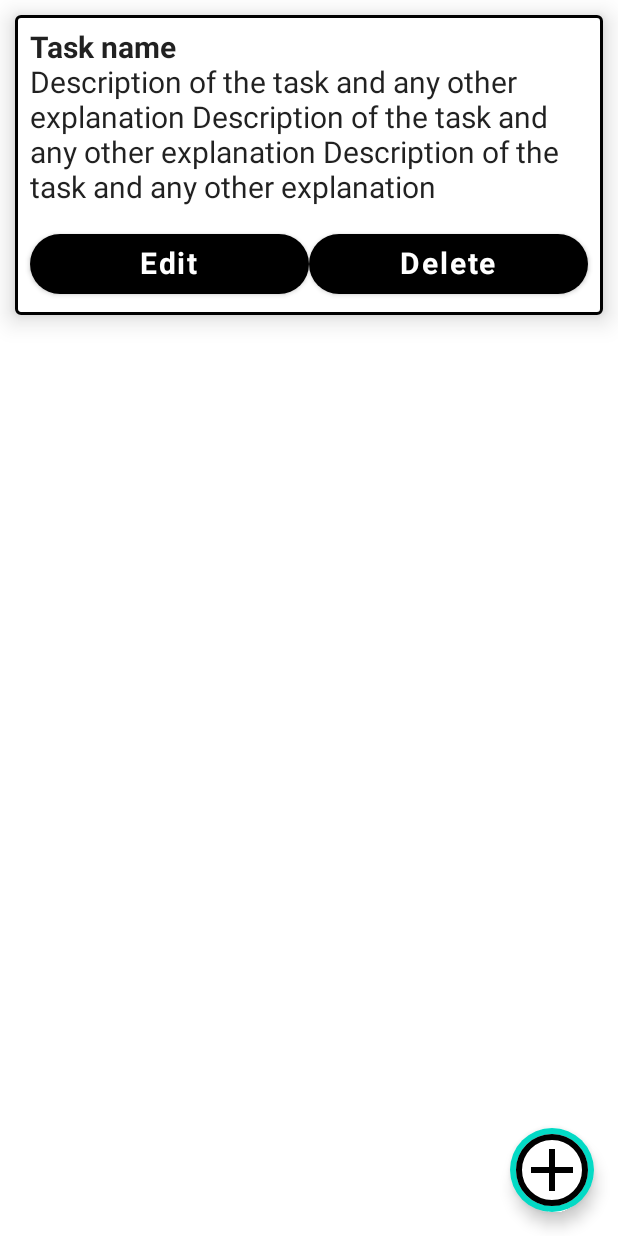
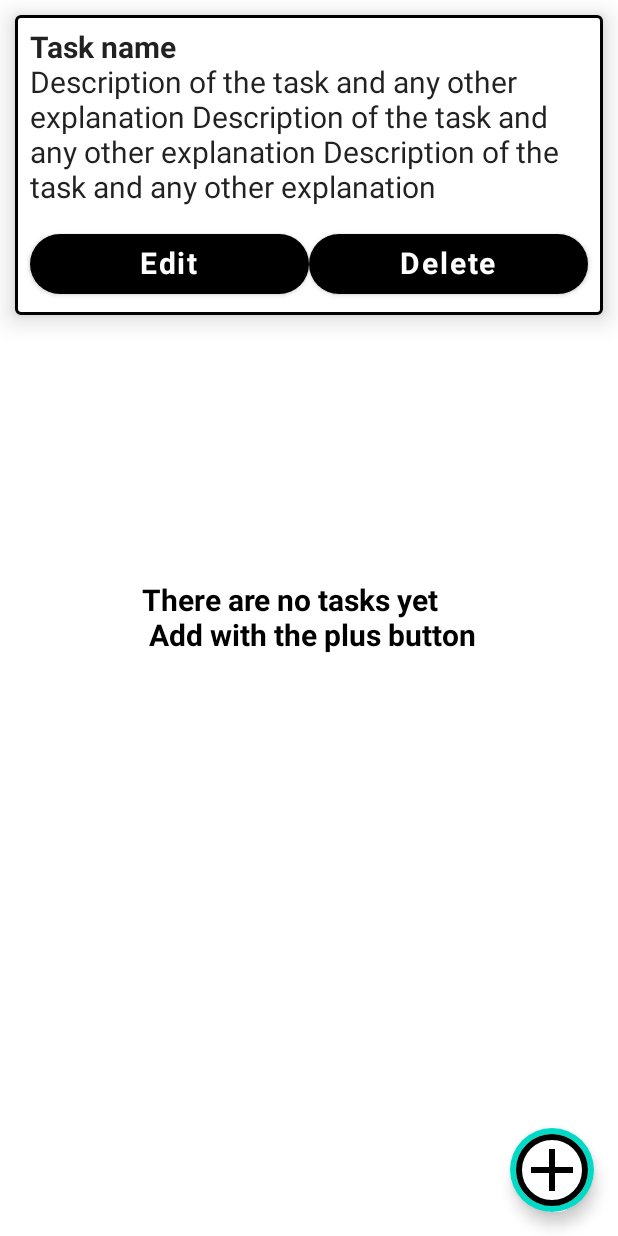
Before and after one commit to dynamic2code/Todo_app, an Android app built with Jetpack Compose: the @Preview function AddPreview, on a phone screen of 412 x 824 dp. Run offline under Robolectric (Android 15) with nearby library versions, the phone set to English and light mode, and no system bars.

```diff
--- a/app/src/main/java/com/example/todoapppractice/MainActivity.kt
+++ b/app/src/main/java/com/example/todoapppractice/MainActivity.kt
@@ -231,7 +231,23 @@ fun AddTodoWidget() {
         }
     }
 }
+@Composable
+fun Default_view(){
+    Column(
+        modifier = Modifier
+            .fillMaxWidth()
+            .padding(10.dp),
+        verticalArrangement = Arrangement.Center,
+        horizontalAlignment = Alignment.CenterHorizontally
+    ) {
+        Text(text = "There are no tasks yet \n Add with the plus button",
+            color = Color.Black,
+            fontWeight = FontWeight.Bold,
+            fontSize = MaterialTheme.typography.h6.fontSize
+        )
+    }
 
+}
 @Preview(showBackground = true)
 @Composable
 fun AddPreview() {
@@ -241,6 +257,7 @@ fun AddPreview() {
             color = MaterialTheme.colors.background
         ) {
             ToDoAPP()
+            Default_view()
         }
     }
 }
```
Also changed, not shown: app/build.gradle (+33 -1 lines), app/src/main/java/com/example/todoapppractice/Task.kt (added, +18 -0 lines), app/src/main/java/com/example/todoapppractice/TaskDao.kt (added, +21 -0 lines), app/src/main/java/com/example/todoapppractice/TaskDatabase.kt (added, +13 -0 lines).
